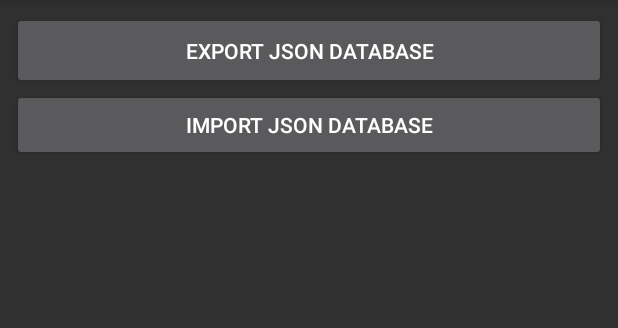
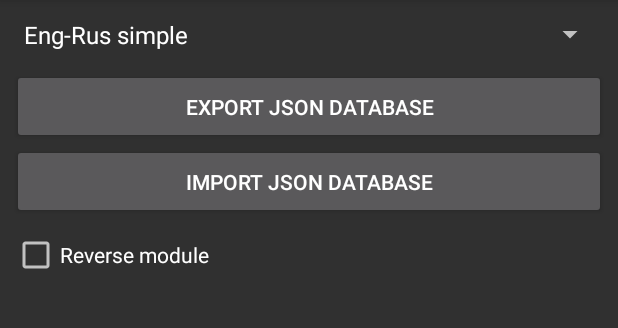
Before and after one commit to altg0x0/Engrisuru, an Android app: the fragment DatabaseManipulationFragment shown on its own in the app's theme, after a tap on "IMPORT JSON DATABASE", on a phone screen of 412 x 824 dp, the part 84-412 px from its top. Run offline under Robolectric (Android 15) with nearby library versions, the phone set to English and light mode, and no system bars; libraries missing offline, so code that uses them is left out: org.apache.commons.

Commit message:
Database reversal can now be done in runtime

```diff
--- a/app/src/main/java/com/example/lord/engrisuru/DatabaseManipulationFragment.java
+++ b/app/src/main/java/com/example/lord/engrisuru/DatabaseManipulationFragment.java
@@ -5,6 +5,9 @@ import android.os.Bundle;
 import android.view.LayoutInflater;
 import android.view.View;
 import android.view.ViewGroup;
+import android.widget.ArrayAdapter;
+import android.widget.CheckBox;
+import android.widget.Spinner;
 
 public class DatabaseManipulationFragment extends Fragment {
 
@@ -18,17 +21,34 @@ public class DatabaseManipulationFragment extends Fragment {
                              Bundle savedInstanceState)
     {
         View rootView = inflater.inflate(R.layout.fragment_database_manipulation, container, false);
+        initModuleSelectionSpinner(rootView);
         rootView.findViewById(R.id.export_database).setOnClickListener((__) -> exportJSONDatabase());
         rootView.findViewById(R.id.import_database).setOnClickListener((__) -> importJSONDatabase());
+        {
+            ReversibleFileTranslationModule currModule = (ReversibleFileTranslationModule)TranslationModule.selectedModule;
+            //((CheckBox)rootView.findViewById(R.id.reverseModuleCheckbox)).setChecked(currModule.isReversed());
+            rootView.findViewById(R.id.reversemModuleCheckbox).setOnClickListener(view ->
+                    currModule.setReversed(((CheckBox)view).isChecked()));
+
+        } // ROADMAP: use a nested fragment for module settings
         return rootView;
     }
 
-    public boolean exportJSONDatabase()
+    void initModuleSelectionSpinner(View rootView)
+    {
+        Spinner moduleSelectionSpinner = rootView.findViewById(R.id.moduleSelectionSpinner);
+        final String[] moduleOptionsNames = new String[]{"Eng-Rus simple"};
+        ArrayAdapter<String> adapter = new ArrayAdapter<>(this.getActivity(),  android.R.layout.simple_spinner_item, moduleOptionsNames);
+        adapter.setDropDownViewResource(android.R.layout.simple_spinner_dropdown_item);
+        moduleSelectionSpinner.setAdapter(adapter);
+    }
+
+    boolean exportJSONDatabase()
     {
         return  TranslationModule.selectedModule.exportModule();
     }
 
-    public void importJSONDatabase() {
+    void importJSONDatabase() {
         String json = Utils.FS.readFileFromSD("import.json");
         if (json == null) {
             Utils.toast("Import failed TT");
--- a/app/src/main/java/com/example/lord/engrisuru/ReversibleFileTranslationModule.java
+++ b/app/src/main/java/com/example/lord/engrisuru/ReversibleFileTranslationModule.java
@@ -29,7 +29,7 @@ public class ReversibleFileTranslationModule extends TranslationModule {
     private Random rnd = new Random();
     private EnumeratedDistribution<String> wordsWeighted;
 
-    private boolean reversed = false;
+    private static boolean reversed = true; //TODO save module settings
 
     ReversibleFileTranslationModule(String json)
     {
@@ -139,7 +139,7 @@ public class ReversibleFileTranslationModule extends TranslationModule {
         Iterator<String> potentialCandidatesIterator = Arrays.asList(keys).iterator();
         for (int i = 1; i < n;) {
             String potentialCandidate = potentialCandidatesIterator.next();
-            if (valueByKey(potentialCandidate).equals(correctAnswer)) continue;
+            if (valueByKey(potentialCandidate).equals(valueByKey(correctAnswer))) continue;
             candidates[i] = potentialCandidate;
             i++;
         }
--- a/app/src/main/res/layout/fragment_database_manipulation.xml
+++ b/app/src/main/res/layout/fragment_database_manipulation.xml
@@ -9,23 +9,48 @@
     <Button
         android:id="@+id/export_database"
         android:layout_width="0dp"
-        android:layout_height="51dp"
+        android:layout_height="50dp"
+        android:layout_marginStart="8dp"
+        android:layout_marginTop="46dp"
         android:layout_marginEnd="8dp"
-        android:layout_marginStart="8dp"
-        android:layout_marginTop="8dp"
         android:text="Export JSON database"
         app:layout_constraintEnd_toEndOf="parent"
+        app:layout_constraintHorizontal_bias="0.0"
         app:layout_constraintStart_toStartOf="parent"
         app:layout_constraintTop_toTopOf="parent" />
 
     <Button
         android:id="@+id/import_database"
         android:layout_width="0dp"
-        android:layout_height="wrap_content"
+        android:layout_height="50dp"
+        android:layout_marginStart="8dp"
         android:layout_marginEnd="8dp"
-        android:layout_marginStart="8dp"
         android:text="Import JSON database"
         app:layout_constraintEnd_toEndOf="parent"
+        app:layout_constraintHorizontal_bias="0.0"
         app:layout_constraintStart_toStartOf="parent"
         app:layout_constraintTop_toBottomOf="@+id/export_database" />
+
+    <Spinner
+        android:id="@+id/moduleSelectionSpinner"
+        android:layout_width="0dp"
+        android:layout_height="30dp"
+        android:layout_marginStart="8dp"
+        android:layout_marginTop="8dp"
+        android:layout_marginEnd="8dp"
+        android:layout_marginBottom="8dp"
+        app:layout_constraintBottom_toTopOf="@+id/export_database"
+        app:layout_constraintEnd_toEndOf="parent"
+        app:layout_constraintStart_toStartOf="parent"
+        app:layout_constraintTop_toTopOf="parent" />
+
+    <CheckBox
+        android:id="@+id/reversemModuleCheckbox"
+        android:layout_width="wrap_content"
+        android:layout_height="wrap_content"
+        android:layout_marginStart="8dp"
+        android:layout_marginTop="8dp"
+        android:text="Reverse module"
+        app:layout_constraintStart_toStartOf="parent"
+        app:layout_constraintTop_toBottomOf="@+id/import_database" />
 </androidx.constraintlayout.widget.ConstraintLayout>
```
